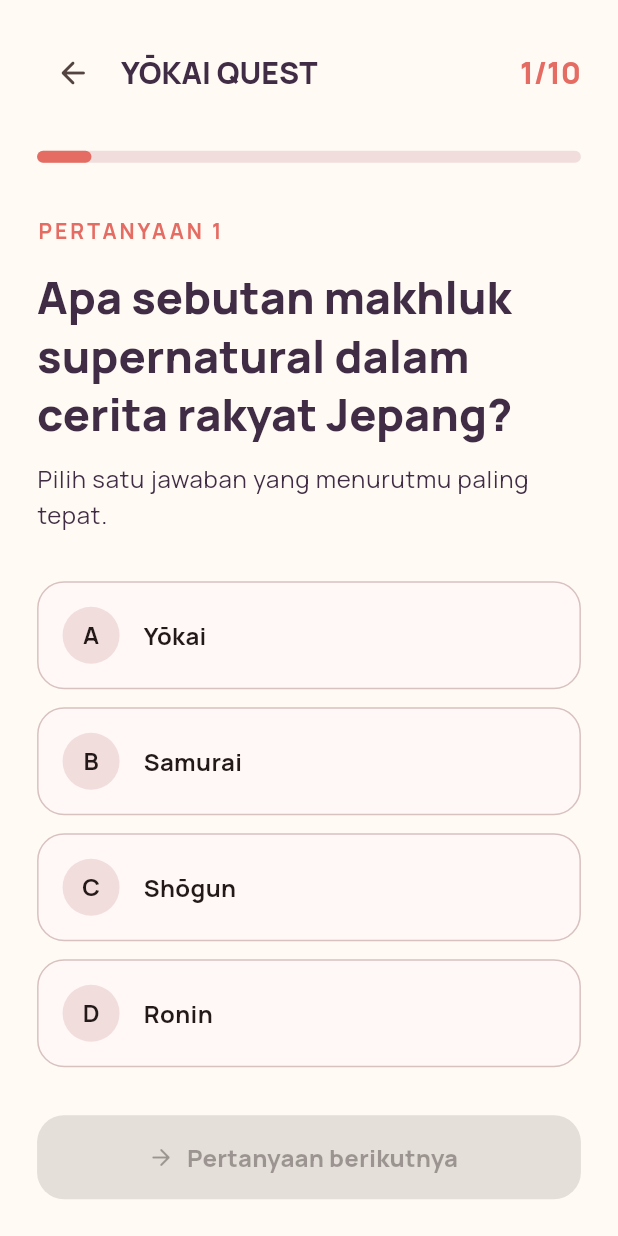
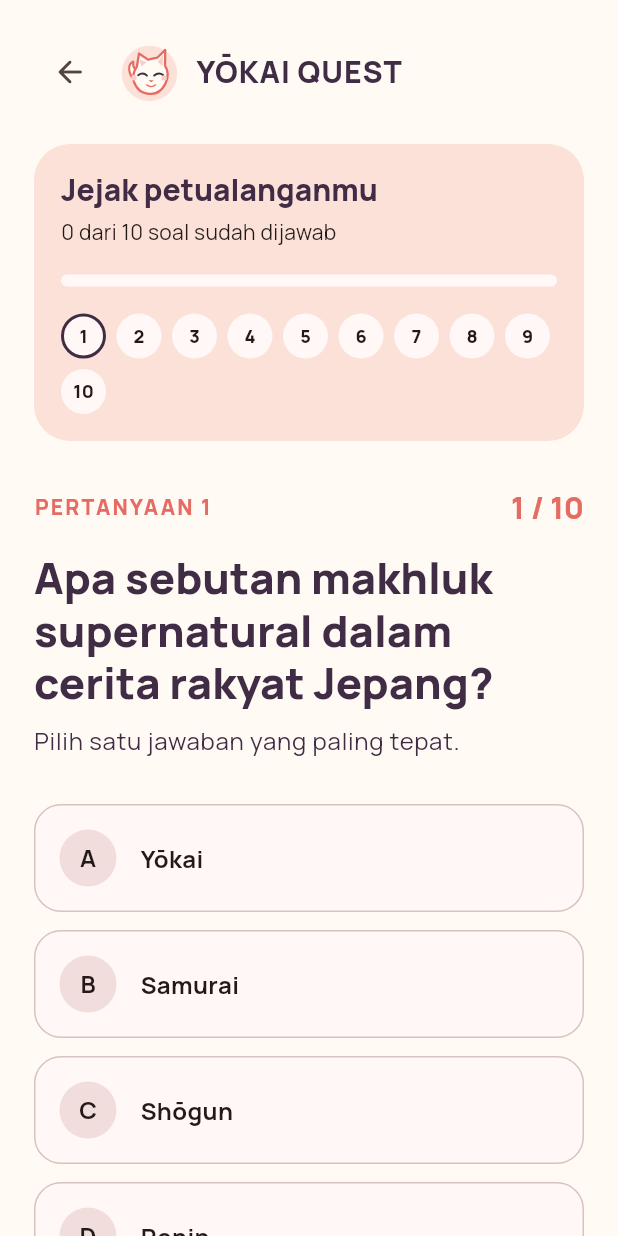
Before and after one commit to ZeaLIsHere/UTS_PM5_TariqRahmadari-241401021, a Flutter app: the QuizPage screen opened directly with empty values, on a phone screen of 412 x 824 dp. Run offline on Flutter 3.47's test engine with Material 3 defaults, Android fonts, the phone set to English and light mode, and no system bars; our stand-ins replace flutter_svg.

Commit message:
feat: redesign quiz screen with progress artwork

```diff
--- a/lib/features/quiz/quiz_page.dart
+++ b/lib/features/quiz/quiz_page.dart
@@ -1,7 +1,9 @@
 import 'package:flutter/material.dart';
+import 'package:flutter_svg/flutter_svg.dart';
 
 import '../../core/app_theme.dart';
 import '../../widgets/answer_tile.dart';
+import '../../widgets/brand_header.dart';
 import '../../widgets/primary_button.dart';
 import 'question.dart';
 import 'quiz_session.dart';
@@ -14,6 +16,8 @@ class QuizPage extends StatelessWidget {
   @override
   Widget build(BuildContext context) {
     final theme = Theme.of(context);
+    final width = MediaQuery.sizeOf(context).width;
+    final gutter = (width * .055).clamp(20.0, 52.0);
     return AnimatedBuilder(
       animation: session,
       builder: (context, _) {
@@ -22,71 +26,52 @@ class QuizPage extends StatelessWidget {
           body: SafeArea(
             child: Center(
               child: ConstrainedBox(
-                constraints: const BoxConstraints(maxWidth: 760),
+                constraints: const BoxConstraints(maxWidth: 1200),
                 child: SingleChildScrollView(
-                  padding: EdgeInsets.symmetric(
-                    horizontal: (MediaQuery.sizeOf(context).width * .06).clamp(
-                      20.0,
-                      48.0,
-                    ),
-                    vertical: 24,
-                  ),
-                  child: Column(
+                  padding: EdgeInsets.fromLTRB(gutter, 24, gutter, 40),
+                  child: LayoutBuilder(
+                    builder: (context, box) {
+                      final wide = box.maxWidth >= 820;
+                      final progress = _QuizProgress(
+                        session: session,
+                        showArt: wide,
+                      );
+                      final questionArea = Column(
                         crossAxisAlignment: CrossAxisAlignment.start,
                         children: [
                           Row(
                             children: [
-                          IconButton(
-                            tooltip: 'Kembali',
-                            onPressed: () => Navigator.pop(context),
-                            icon: const Icon(Icons.arrow_back_rounded),
-                          ),
-                          const SizedBox(width: 8),
-                          Expanded(
-                            child: Text(
-                              'YŌKAI QUEST',
-                              style: theme.textTheme.titleLarge,
-                              maxLines: 1,
-                              overflow: TextOverflow.ellipsis,
+                              Text(
+                                'PERTANYAAN ${session.index + 1}',
+                                style: theme.textTheme.labelLarge?.copyWith(
+                                  color: AppTheme.coral,
+                                  fontWeight: FontWeight.w800,
+                                  letterSpacing: 1.4,
                                 ),
                               ),
+                              const Spacer(),
                               Text(
-                            '${session.index + 1}/${questions.length}',
+                                '${session.index + 1} / ${questions.length}',
                                 style: theme.textTheme.titleLarge?.copyWith(
                                   color: AppTheme.coral,
                                 ),
                               ),
                             ],
                           ),
-                      const SizedBox(height: 28),
-                      LinearProgressIndicator(
-                        value: (session.index + 1) / questions.length,
-                        minHeight: 8,
-                        borderRadius: BorderRadius.circular(8),
-                        backgroundColor:
-                            theme.colorScheme.surfaceContainerHighest,
-                        color: AppTheme.coral,
-                      ),
-                      const SizedBox(height: 36),
+                          const SizedBox(height: 16),
                           Text(
-                        'PERTANYAAN ${session.index + 1}',
-                        style: theme.textTheme.labelLarge?.copyWith(
-                          letterSpacing: 2,
-                          fontWeight: FontWeight.bold,
-                          color: AppTheme.coral,
+                            current.prompt,
+                            style: theme.textTheme.headlineMedium?.copyWith(
+                              fontSize: wide ? 37 : 29,
+                              height: 1.2,
                             ),
                           ),
-                      const SizedBox(height: 14),
+                          const SizedBox(height: 10),
                           Text(
-                        current.prompt,
-                        style: theme.textTheme.headlineMedium,
-                      ),
-                      const SizedBox(height: 12),
-                      Text(
-                        'Pilih satu jawaban yang menurutmu paling tepat.',
+                            'Pilih satu jawaban yang paling tepat.',
                             style: theme.textTheme.bodyLarge,
                           ),
-                      const SizedBox(height: 32),
+                          const SizedBox(height: 30),
                           for (var i = 0; i < current.options.length; i++)
                             AnswerTile(
                               label: String.fromCharCode(65 + i),
@@ -94,7 +79,7 @@ class QuizPage extends StatelessWidget {
                               selected: session.selected == i,
                               onTap: () => session.select(i),
                             ),
-                      const SizedBox(height: 20),
+                          const SizedBox(height: 18),
                           PrimaryButton(
                             label: session.index == questions.length - 1
                                 ? 'Lihat hasil'
@@ -110,14 +95,52 @@ class QuizPage extends StatelessWidget {
                                   },
                           ),
                           if (session.index > 0)
-                        Center(
+                            Align(
+                              alignment: Alignment.center,
                               child: TextButton.icon(
-                            onPressed: () => session.goTo(session.index - 1),
+                                onPressed: () =>
+                                    session.goTo(session.index - 1),
                                 icon: const Icon(Icons.arrow_back_rounded),
                                 label: const Text('Pertanyaan sebelumnya'),
                               ),
                             ),
                         ],
+                      );
+                      return Column(
+                        crossAxisAlignment: CrossAxisAlignment.start,
+                        children: [
+                          Row(
+                            children: [
+                              IconButton(
+                                tooltip: 'Kembali',
+                                onPressed: () => Navigator.pop(context),
+                                icon: const Icon(Icons.arrow_back_rounded),
+                              ),
+                              const SizedBox(width: 8),
+                              Expanded(child: BrandHeader()),
+                            ],
+                          ),
+                          SizedBox(height: wide ? 52 : 24),
+                          if (wide)
+                            Row(
+                              crossAxisAlignment: CrossAxisAlignment.start,
+                              children: [
+                                SizedBox(
+                                  width: box.maxWidth * .31,
+                                  child: progress,
+                                ),
+                                const SizedBox(width: 42),
+                                Expanded(child: questionArea),
+                              ],
+                            )
+                          else ...[
+                            progress,
+                            const SizedBox(height: 32),
+                            questionArea,
+                          ],
+                        ],
+                      );
+                    },
                   ),
                 ),
               ),
@@ -128,3 +151,87 @@ class QuizPage extends StatelessWidget {
     );
   }
 }
+
+class _QuizProgress extends StatelessWidget {
+  const _QuizProgress({required this.session, required this.showArt});
+  final QuizSession session;
+  final bool showArt;
+
+  @override
+  Widget build(BuildContext context) {
+    final theme = Theme.of(context);
+    return Container(
+      padding: EdgeInsets.all(showArt ? 26 : 18),
+      decoration: BoxDecoration(
+        color: theme.brightness == Brightness.dark
+            ? AppTheme.darkSurface
+            : AppTheme.blush,
+        borderRadius: BorderRadius.circular(24),
+      ),
+      child: Column(
+        crossAxisAlignment: CrossAxisAlignment.start,
+        children: [
+          if (showArt) ...[
+            Center(
+              child: SvgPicture.asset(
+                'assets/svg/quiz_scroll.svg',
+                height: 190,
+                semanticsLabel: 'Ilustrasi gulungan kuis',
+              ),
+            ),
+            const SizedBox(height: 22),
+          ],
+          Text('Jejak petualanganmu', style: theme.textTheme.titleLarge),
+          const SizedBox(height: 6),
+          Text(
+            '${session.answered} dari ${questions.length} soal sudah dijawab',
+            style: theme.textTheme.bodyMedium,
+          ),
+          const SizedBox(height: 18),
+          LinearProgressIndicator(
+            value: session.answered / questions.length,
+            minHeight: 8,
+            borderRadius: BorderRadius.circular(10),
+            color: AppTheme.coral,
+            backgroundColor: theme.colorScheme.surface,
+          ),
+          const SizedBox(height: 18),
+          Wrap(
+            spacing: 7,
+            runSpacing: 7,
+            children: [
+              for (var i = 0; i < questions.length; i++)
+                Container(
+                  width: 30,
+                  height: 30,
+                  alignment: Alignment.center,
+                  decoration: BoxDecoration(
+                    color: session.answers[i] != null
+                        ? AppTheme.coral
+                        : theme.colorScheme.surface,
+                    border: Border.all(
+                      color: i == session.index
+                          ? AppTheme.plum
+                          : Colors.transparent,
+                      width: 2,
+                    ),
+                    shape: BoxShape.circle,
+                  ),
+                  child: Text(
+                    '${i + 1}',
+                    style: TextStyle(
+                      color: session.answers[i] != null
+                          ? Colors.white
+                          : theme.colorScheme.onSurface,
+                      fontSize: 12,
+                      fontWeight: FontWeight.w800,
+                    ),
+                  ),
+                ),
+            ],
+          ),
+        ],
+      ),
+    );
+  }
+}
```
Lines whose indentation alone changed are shown as unchanged.
